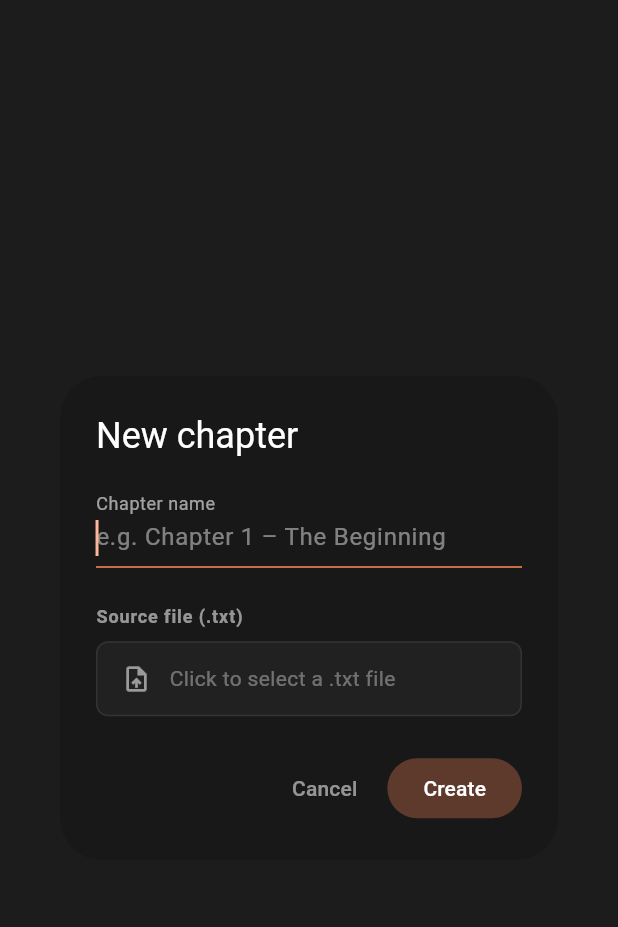
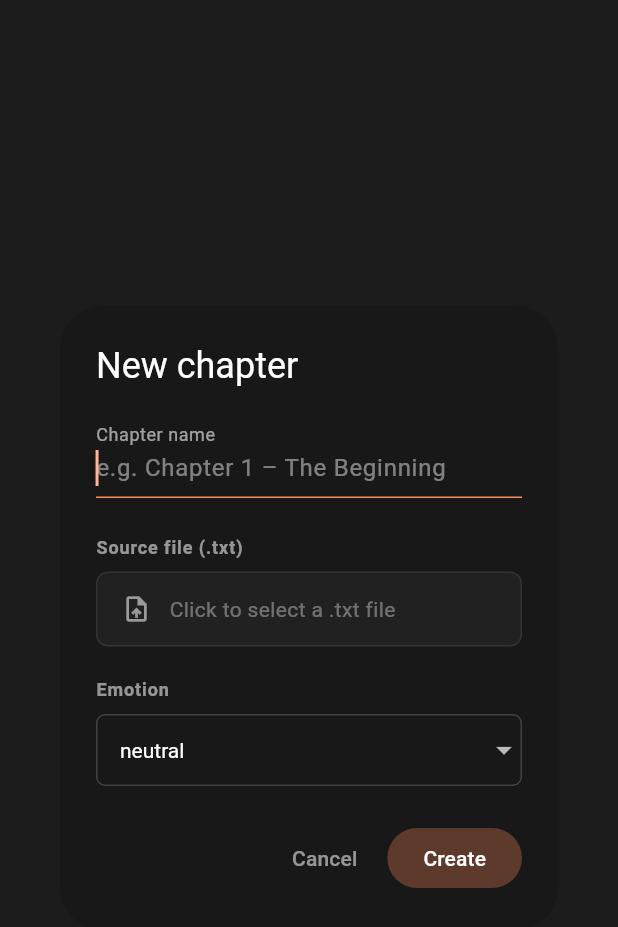
Before and after one commit to piotrekpl9/story_roles_web, a Flutter app: the AddChapterDialog widget shown alone on an empty page, opened directly with empty values, on a phone screen of 412 x 824 dp. Shown: the top 927 px of the screen. Run offline on Flutter 3.47's test engine with Material 3 defaults, Android fonts, the phone set to English and light mode, and no system bars; our stand-ins replace audioplayers, bloc, dio, equatable, file_picker, flutter_bloc and 3 more; accounts and stored records are empty; network calls fail.

Commit message:
Mixed improvements

```diff
--- a/story_roles_web/lib/data/datasources/abstractions/chapter_web_api.dart
+++ b/story_roles_web/lib/data/datasources/abstractions/chapter_web_api.dart
@@ -11,9 +11,10 @@ abstract class ChapterWebApi {
     required Uint8List bytes,
     required String fileName,
     required String content,
+    required String emotion,
   });
   Future<void> rename(int chapterId, String newName);
   Future<void> updateContent(int chapterId, String content);
   Future<void> delete(int chapterId);
-  Future<TrackResponseDto> generateTracks(int projectId, int chapterId, String lectorVoice, String emotion);
+  Future<TrackResponseDto> generateTracks(int projectId, int chapterId, String lectorVoice);
 }
--- a/story_roles_web/lib/data/datasources/chapter_web_api_impl.dart
+++ b/story_roles_web/lib/data/datasources/chapter_web_api_impl.dart
@@ -28,10 +28,12 @@ class ChapterWebApiImpl implements ChapterWebApi {
     required Uint8List bytes,
     required String fileName,
     required String content,
+    required String emotion,
   }) async {
     final formData = FormData();
     formData.fields.add(MapEntry('name', name));
     formData.fields.add(MapEntry('content', content));
+    formData.fields.add(MapEntry('emotion', emotion));
     formData.files.add(
       MapEntry('file', MultipartFile.fromBytes(bytes, filename: fileName)),
     );
@@ -73,10 +75,10 @@ class ChapterWebApiImpl implements ChapterWebApi {
   }
 
   @override
-  Future<TrackResponseDto> generateTracks(int projectId, int chapterId, String lectorVoice, String emotion) async {
+  Future<TrackResponseDto> generateTracks(int projectId, int chapterId, String lectorVoice) async {
     final response = await dio.post(
       DataConsts.endpoints.generateChapterTracks(projectId, chapterId),
-      data: {'lector_voice': int.parse(lectorVoice), 'emotion': emotion},
+      data: {'lector_voice': int.parse(lectorVoice)},
     );
     final trackJson = response.data['data']['track'] as Map<String, dynamic>;
     final dto = TrackResponseDto.fromJson(trackJson);
--- a/story_roles_web/lib/data/datasources/mock/mock_chapter_web_api.dart
+++ b/story_roles_web/lib/data/datasources/mock/mock_chapter_web_api.dart
@@ -27,6 +27,7 @@ class MockChapterWebApi implements ChapterWebApi {
     required String content,
     required Uint8List bytes,
     required String fileName,
+    required String emotion,
   }) async {
     await Future.delayed(const Duration(milliseconds: 400));
     final chapter = ChapterResponseDto(
@@ -34,6 +35,7 @@ class MockChapterWebApi implements ChapterWebApi {
       projectId: projectId,
       name: name,
       content: content,
+      emotion: emotion,
       createdAt: DateTime.now(),
     );
     _chapters.add(chapter);
@@ -77,7 +79,7 @@ class MockChapterWebApi implements ChapterWebApi {
   }
 
   @override
-  Future<TrackResponseDto> generateTracks(int projectId, int chapterId, String lectorVoice, String emotion) async {
+  Future<TrackResponseDto> generateTracks(int projectId, int chapterId, String lectorVoice) async {
     await Future.delayed(const Duration(milliseconds: 300));
     final chapter = _chapters.firstWhere((c) => c.id == chapterId);
     return _trackWebApi.addPendingTracksForChapter(chapterId, chapter.name, lectorVoice);
--- a/story_roles_web/lib/data/models/attributes_response_dto.dart
+++ b/story_roles_web/lib/data/models/attributes_response_dto.dart
@@ -7,7 +7,6 @@ class AttributesResponseDto {
   final String? imageUrl;
   final DateTime createdAt;
   final String status;
-  final String? emotion;
   final String? lectorVoice;
 
   AttributesResponseDto({
@@ -15,7 +14,6 @@ class AttributesResponseDto {
     required this.createdAt,
     required this.status,
     this.imageUrl,
-    this.emotion,
     this.lectorVoice,
   });
 
@@ -26,7 +24,6 @@ class AttributesResponseDto {
       imageUrl: attrs['image_url'] as String?,
       createdAt: DateTime.parse(attrs['created_at'] as String),
       status: attrs['status'] as String,
-      emotion: attrs['emotion'] as String?,
       lectorVoice: attrs['lector_voice'] as String?,
     );
   }
@@ -46,7 +43,6 @@ class AttributesResponseDto {
       imageUrl: imageUrl,
       createdAt: createdAt,
       status: status,
-      emotion: emotion,
       lectorVoice: lectorVoice,
     );
   }
@@ -57,7 +53,6 @@ class AttributesResponseDto {
       status: _mapStatus(status),
       createdAt: createdAt,
       imageUrl: imageUrl,
-      emotion: emotion,
       lectorVoice: lectorVoice,
     );
   }
--- a/story_roles_web/lib/data/models/chapter_response_dto.dart
+++ b/story_roles_web/lib/data/models/chapter_response_dto.dart
@@ -6,6 +6,7 @@ class ChapterResponseDto {
   final int projectId;
   final String name;
   final String? content;
+  final String? emotion;
   final DateTime createdAt;
 
   const ChapterResponseDto({
@@ -13,6 +14,7 @@ class ChapterResponseDto {
     required this.projectId,
     required this.name,
     this.content,
+    this.emotion,
     required this.createdAt,
   });
 
@@ -23,6 +25,7 @@ class ChapterResponseDto {
       projectId: int.parse(src['project_id'].toString()),
       name: src['name'] as String,
       content: src['content'] as String?,
+      emotion: src['emotion'] as String?,
       createdAt: DateTime.parse(src['created_at'] as String),
     );
   }
@@ -32,6 +35,7 @@ class ChapterResponseDto {
         projectId: projectId,
         name: name,
         content: content,
+        emotion: emotion,
         createdAt: createdAt,
       );
 }
--- a/story_roles_web/lib/data/repositories/chapter_repository_impl.dart
+++ b/story_roles_web/lib/data/repositories/chapter_repository_impl.dart
@@ -29,6 +29,7 @@ class ChapterRepositoryImpl implements ChapterRepository {
     required Uint8List bytes,
     required String fileName,
     required String content,
+    required String emotion,
   }) async {
     try {
       final dto = await chapterWebApi.create(
@@ -37,6 +38,7 @@ class ChapterRepositoryImpl implements ChapterRepository {
         content: content,
         bytes: bytes,
         fileName: fileName,
+        emotion: emotion,
       );
       return Success(dto.toDomain());
     } catch (_) {
@@ -75,9 +77,9 @@ class ChapterRepositoryImpl implements ChapterRepository {
   }
 
   @override
-  Future<Result<Track>> generateTracks(int projectId, int chapterId, String lectorVoice, String emotion) async {
+  Future<Result<Track>> generateTracks(int projectId, int chapterId, String lectorVoice) async {
     try {
-      final dto = await chapterWebApi.generateTracks(projectId, chapterId, lectorVoice, emotion);
+      final dto = await chapterWebApi.generateTracks(projectId, chapterId, lectorVoice);
       return Success(dto.toDomain());
     } catch (_) {
       return Error(const ServerFailure('Failed to generate tracks'));
--- a/story_roles_web/lib/domain/entities/attributes.dart
+++ b/story_roles_web/lib/domain/entities/attributes.dart
@@ -5,7 +5,6 @@ class Attributes {
   final String? imageUrl;
   final DateTime createdAt;
   final TrackStatus status;
-  final String? emotion;
   final String? lectorVoice;
 
   Attributes({
@@ -13,7 +12,6 @@ class Attributes {
     this.imageUrl,
     required this.createdAt,
     required this.status,
-    this.emotion,
     this.lectorVoice,
   });
 }
--- a/story_roles_web/lib/domain/entities/chapter.dart
+++ b/story_roles_web/lib/domain/entities/chapter.dart
@@ -5,6 +5,7 @@ class Chapter extends Equatable {
   final int projectId;
   final String name;
   final String? content;
+  final String? emotion;
   final DateTime createdAt;
 
   const Chapter({
@@ -12,6 +13,7 @@ class Chapter extends Equatable {
     required this.projectId,
     required this.name,
     this.content,
+    this.emotion,
     required this.createdAt,
   });
 
@@ -20,6 +22,7 @@ class Chapter extends Equatable {
     int? projectId,
     String? name,
     String? content,
+    String? emotion,
     DateTime? createdAt,
   }) {
     return Chapter(
@@ -27,10 +30,11 @@ class Chapter extends Equatable {
       projectId: projectId ?? this.projectId,
       name: name ?? this.name,
       content: content ?? this.content,
+      emotion: emotion ?? this.emotion,
       createdAt: createdAt ?? this.createdAt,
     );
   }
 
   @override
-  List<Object?> get props => [id, projectId, name, content, createdAt];
+  List<Object?> get props => [id, projectId, name, content, emotion, createdAt];
 }
--- a/story_roles_web/lib/domain/repositories/chapter_repository.dart
+++ b/story_roles_web/lib/domain/repositories/chapter_repository.dart
@@ -12,9 +12,10 @@ abstract class ChapterRepository {
     required Uint8List bytes,
     required String fileName,
     required String content,
+    required String emotion,
   });
   Future<Result<void>> rename(int chapterId, String newName);
   Future<Result<void>> updateContent(int chapterId, String content);
   Future<Result<void>> delete(int chapterId);
-  Future<Result<Track>> generateTracks(int projectId, int chapterId, String lectorVoice, String emotion);
+  Future<Result<Track>> generateTracks(int projectId, int chapterId, String lectorVoice);
 }
--- a/story_roles_web/lib/presentation/screens/auth/register_screen.dart
+++ b/story_roles_web/lib/presentation/screens/auth/register_screen.dart
@@ -69,10 +69,8 @@ class _RegisterScreenState extends State<RegisterScreen> {
   Widget build(BuildContext context) {
     return BlocListener<AuthBloc, AuthState>(
       listenWhen: (prev, curr) =>
-          prev.status != curr.status &&
-          (curr.status == AuthStatus.registered ||
-              (curr.status == AuthStatus.unauthenticated &&
-                  curr.errorMessage != null)),
+          (prev.status != curr.status && curr.status == AuthStatus.registered) ||
+          (prev.errorMessage != curr.errorMessage && curr.errorMessage != null),
       listener: (context, state) {
         if (state.status == AuthStatus.registered) {
           ScaffoldMessenger.of(context).showSnackBar(
--- a/story_roles_web/lib/presentation/screens/project/bloc/project_event.dart
+++ b/story_roles_web/lib/presentation/screens/project/bloc/project_event.dart
@@ -38,16 +38,18 @@ class CreateChapterEvent extends ProjectEvent {
   final Uint8List bytes;
   final String fileName;
   final String content;
+  final String emotion;
   const CreateChapterEvent({
     required this.projectId,
     required this.name,
     required this.content,
     required this.bytes,
     required this.fileName,
+    required this.emotion,
   });
 
   @override
-  List<Object> get props => [projectId, name, content, bytes, fileName];
+  List<Object> get props => [projectId, name, content, bytes, fileName, emotion];
 }
 
 class UpdateChapterContentEvent extends ProjectEvent {
@@ -73,11 +75,10 @@ class GenerateTracksEvent extends ProjectEvent {
   final int projectId;
   final int chapterId;
   final String lectorVoice;
-  final String emotion;
-  const GenerateTracksEvent(this.projectId, this.chapterId, this.lectorVoice, this.emotion);
+  const GenerateTracksEvent(this.projectId, this.chapterId, this.lectorVoice);
 
   @override
-  List<Object> get props => [projectId, chapterId, lectorVoice, emotion];
+  List<Object> get props => [projectId, chapterId, lectorVoice];
 }
 
 class SilentRefreshProjectEvent extends ProjectEvent {
--- a/story_roles_web/lib/presentation/screens/project/project_screen.dart
+++ b/story_roles_web/lib/presentation/screens/project/project_screen.dart
@@ -25,7 +25,7 @@ class ProjectScreen extends StatelessWidget {
       builder:
           (ctx) => AddChapterDialog(
             nameController: nameController,
-            onConfirm: (name, content, bytes, fileName) {
+            onConfirm: (name, content, bytes, fileName, emotion) {
               context.read<ProjectBloc>().add(
                 CreateChapterEvent(
                   projectId: project.id,
@@ -33,6 +33,7 @@ class ProjectScreen extends StatelessWidget {
                   content: content,
                   bytes: bytes,
                   fileName: fileName,
+                  emotion: emotion,
                 ),
               );
             },
@@ -264,6 +265,7 @@ class ProjectScreen extends StatelessWidget {
                       chapter: chapter,
                       tracks: tracks,
                       isGenerating: isGenerating,
+                      isCreating: state.pendingChapterIds.contains(chapter.id),
                       onRename: () => _showRenameDialog(context, chapter),
                       onDelete: () => _showDeleteDialog(context, chapter),
                       onPlayTrack:
--- a/story_roles_web/lib/presentation/screens/project/widgets/add_chapter_dialog.dart
+++ b/story_roles_web/lib/presentation/screens/project/widgets/add_chapter_dialog.dart
@@ -7,7 +7,7 @@ import 'package:story_roles_web/presentation/utils/app_config/app_colors.dart';
 
 class AddChapterDialog extends StatefulWidget {
   final TextEditingController nameController;
-  final void Function(String name, String content, Uint8List bytes, String fileName) onConfirm;
+  final void Function(String name, String content, Uint8List bytes, String fileName, String emotion) onConfirm;
 
   const AddChapterDialog({
     super.key,
@@ -21,12 +21,14 @@ class AddChapterDialog extends StatefulWidget {
 
 class _AddChapterDialogState extends State<AddChapterDialog> {
   static const int _maxFileSizeBytes = 1 * 1024 * 1024;
+  static const _emotions = ['neutral', 'expressive', 'calm'];
 
   String? _fileName;
   String? _fileContent;
   Uint8List? _fileBytes;
   bool _picking = false;
   String? _fileError;
+  String _selectedEmotion = 'neutral';
 
   Future<void> _pickFile() async {
     setState(() {
@@ -209,6 +211,37 @@ class _AddChapterDialogState extends State<AddChapterDialog> {
                 ),
               ),
             ],
+            const SizedBox(height: 20),
+            Text(
+              'Emotion',
+              style: TextStyle(
+                color: AppColors.onBackground.withValues(alpha: 0.6),
+                fontSize: 12,
+                fontWeight: FontWeight.w600,
+                letterSpacing: 0.6,
+              ),
+            ),
+            const SizedBox(height: 8),
+            DropdownButtonFormField<String>(
+              initialValue: _selectedEmotion,
+              dropdownColor: AppColors.card,
+              style: const TextStyle(color: Colors.white, fontSize: 14),
+              decoration: InputDecoration(
+                contentPadding: const EdgeInsets.symmetric(horizontal: 12, vertical: 8),
+                enabledBorder: OutlineInputBorder(
+                  borderRadius: BorderRadius.circular(6),
+                  borderSide: BorderSide(color: AppColors.onBackground.withValues(alpha: 0.2)),
+                ),
+                focusedBorder: OutlineInputBorder(
+                  borderRadius: BorderRadius.circular(6),
+                  borderSide: BorderSide(color: AppColors.primary),
+                ),
+              ),
+              items: _emotions.map((e) => DropdownMenuItem(value: e, child: Text(e))).toList(),
+              onChanged: (v) {
+                if (v != null) setState(() => _selectedEmotion = v);
+              },
+            ),
           ],
         ),
       ),
@@ -226,6 +259,7 @@ class _AddChapterDialogState extends State<AddChapterDialog> {
                       _fileContent!,
                       _fileBytes!,
                       _fileName!,
+                      _selectedEmotion,
                     );
                     Navigator.of(context).pop();
                   }
```
Also changed, not shown: story_roles_web/lib/data/datasources/track_web_api_impl.dart (+10 -0 lines), story_roles_web/lib/presentation/screens/auth/login_screen.dart (+1 -6 lines), story_roles_web/lib/presentation/screens/project/bloc/project_bloc.dart (+33 -5 lines), story_roles_web/lib/presentation/screens/project/bloc/project_state.dart (+6 -1 lines), story_roles_web/lib/presentation/screens/project/widgets/chapter_tile.dart (+42 -52 lines), story_roles_web/lib/presentation/screens/project/widgets/track_row.dart (+0 -12 lines).
